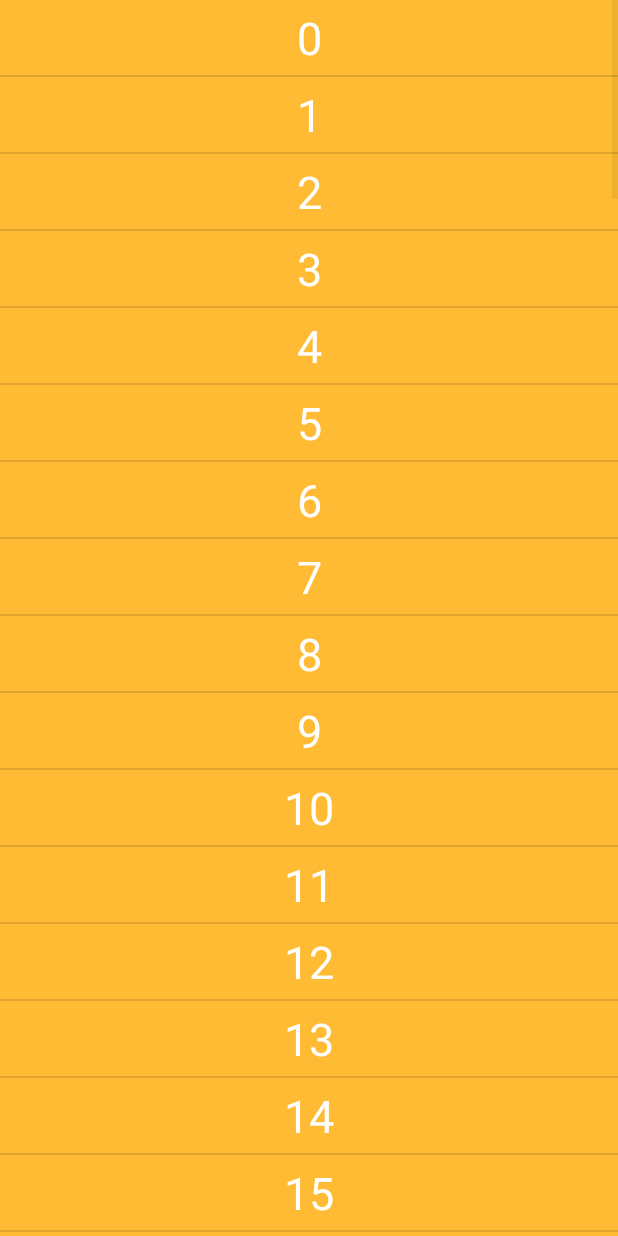
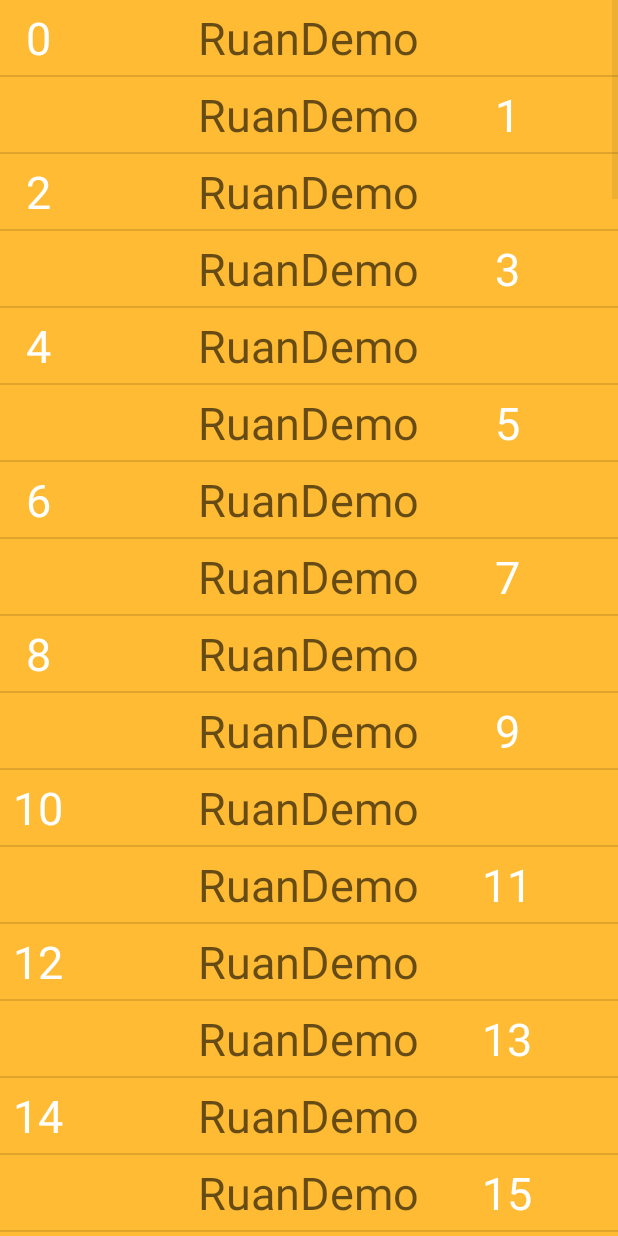
Before and after one commit to rvanterpool2/RuanDemo, an Android app: the ListViewActivity screen opened directly, with no data from a screen before it, on a phone screen of 412 x 824 dp. Run offline under Robolectric (Android 15) with nearby library versions, the phone set to English and light mode, and no system bars.

Commit message:
second commit

```diff
--- a/app/src/main/java/ruan/ruandemo/Adapter/ListViewAdapter.java
+++ b/app/src/main/java/ruan/ruandemo/Adapter/ListViewAdapter.java
@@ -16,10 +16,12 @@ import ruan.ruandemo.R;
 public class ListViewAdapter extends BaseAdapter {
     private Context mContext;
     private final LayoutInflater mInflater;
+
     @Override
     public int getCount() {
         return 100;
     }
+
     public ListViewAdapter(Context context) {
         mContext = context;
         mInflater = (LayoutInflater) mContext.getSystemService(Context.LAYOUT_INFLATER_SERVICE);
@@ -43,10 +45,45 @@ public class ListViewAdapter extends BaseAdapter {
 //        view.setText(String.valueOf(position))
 //        return view;
 //    }
-        View rowView = mInflater.inflate(R.layout.list_item, parent, false);
+      /*  View rowView = mInflater.inflate(R.layout.list_item, parent, false);
         TextView textView = (TextView) rowView.findViewById(R.id.list_view_tv);
         textView.setText(String.valueOf(position));
-        return rowView;
+*/
+
+        ViewHolder holder;
+        if (convertView == null)
+
+
+        {
+            convertView = mInflater.inflate(R.layout.list_item, parent, false);
+            holder = new ViewHolder();
+            holder.textView1 = (TextView) convertView.findViewById(R.id.list_view_tv1);
+            holder.textView2 = (TextView) convertView.findViewById(R.id.list_view_tv2);
+            holder.textView3 = (TextView) convertView.findViewById(R.id.list_view_tv3);
+            convertView.setTag(holder);
+        } else {
+            holder = (ViewHolder) convertView.getTag();
+        }
+        holder.textView1.setText(String.valueOf(position));
+        holder.textView3.setText(String.valueOf(position));
+        if (position % 2 == 0) {
+            holder.textView1.setVisibility(View.VISIBLE);
+            holder.textView3.setVisibility(View.INVISIBLE);
+
+        } else {
+            holder.textView1.setVisibility(View.INVISIBLE);
+            holder.textView3.setVisibility(View.VISIBLE);
+        }
+
+
+        return convertView;
 
     }
+
+
 }
+class ViewHolder {
+    TextView textView1;
+    TextView textView2;
+    TextView textView3;
+}
--- a/app/src/main/java/ruan/ruandemo/ListViewActivity.java
+++ b/app/src/main/java/ruan/ruandemo/ListViewActivity.java
@@ -2,11 +2,14 @@ package ruan.ruandemo;
 
 import android.os.Bundle;
 import android.support.v7.app.AppCompatActivity;
+import android.view.View;
+import android.widget.AdapterView;
 import android.widget.ListView;
+import android.widget.Toast;
 
 import ruan.ruandemo.Adapter.ListViewAdapter;
 
-public class ListViewActivity extends AppCompatActivity {
+public class ListViewActivity extends AppCompatActivity implements AdapterView.OnItemClickListener {
     private ListView listView;
     @Override
     protected void onCreate(Bundle savedInstanceState) {
@@ -19,6 +22,13 @@ public class ListViewActivity extends AppCompatActivity {
         listView= (ListView) findViewById(R.id.List_view);
         ListViewAdapter listViewAdapter= new ListViewAdapter(this);
         listView.setAdapter(listViewAdapter);
+        listView.setOnItemClickListener(this);
     }
 
+
+    @Override
+    public void onItemClick(AdapterView<?> parent, View view, int position, long id) {
+
+        Toast.makeText(this,"listView was clicked at position"+position , Toast.LENGTH_LONG);
+    }
 }
--- a/app/src/main/res/layout/list_item.xml
+++ b/app/src/main/res/layout/list_item.xml
@@ -1,17 +1,39 @@
 <?xml version="1.0" encoding="utf-8"?>
-<LinearLayout xmlns:android="http://schemas.android.com/apk/res/android"
+<RelativeLayout xmlns:android="http://schemas.android.com/apk/res/android"
     android:id="@+id/List_view_11"
     android:orientation="vertical" android:layout_width="match_parent"
-    android:layout_height="match_parent">
+    android:layout_height="50dp">
 
 <TextView
-    android:id="@+id/list_view_tv"
-    android:layout_width="match_parent"
+    android:id="@+id/list_view_tv1"
+    android:layout_width="wrap_content"
+    android:layout_height="match_parent"
+    android:gravity="center"
+    android:layout_alignParentLeft="true"
+    android:layout_centerVertical="true"
+    android:hint="@string/hint"
+    android:text="@string/app_name"
+    android:textSize="30sp"
+    android:textColor="@color/White"
+    />
+    <TextView
+        android:id="@+id/list_view_tv2"
+        android:layout_width="wrap_content"
+        android:layout_height="50dp"
+        android:gravity="center"
+        android:layout_centerInParent="true"
+        android:hint="@string/app_name"
+        android:textSize="30sp"
+        android:textColor="@color/White"/>
+    <TextView
+    android:id="@+id/list_view_tv3"
+    android:layout_width="wrap_content"
     android:layout_height="50dp"
     android:gravity="center"
-    android:layout_gravity="center"
+    android:layout_alignParentRight="true"
+    android:layout_centerVertical="true"
     android:hint="@string/app_name"
     android:textSize="30sp"
     android:textColor="@color/White"
-    />
-</LinearLayout>
+        />
+</RelativeLayout>
--- a/app/src/main/res/values/strings.xml
+++ b/app/src/main/res/values/strings.xml
@@ -1,4 +1,5 @@
 <resources>
     <string name="app_name">RuanDemo</string>
+    <string name="hint">hint</string>
     <string name="title_activity_list_view">ListViewActivity</string>
 </resources>
```
